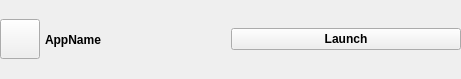
Qt form userapps.ui (Quill-OS/quill) before a commit.
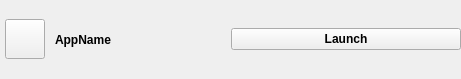
The same form after that commit. Icons and pictures are not drawn.

Commit message: GUI user applications: small fixes

Patch:
```diff
--- a/userapps.ui
+++ b/userapps.ui
@@ -138,6 +138,14 @@
    <item row="1" column="0">
     <layout class="QHBoxLayout" name="horizontalLayout">
      <item>
+      <layout class="QGridLayout" name="gridLayout">
+       <property name="leftMargin">
+        <number>5</number>
+       </property>
+       <property name="rightMargin">
+        <number>5</number>
+       </property>
+       <item row="0" column="0">
       <widget class="QPushButton" name="iconBtn">
        <property name="sizePolicy">
         <sizepolicy hsizetype="Fixed" vsizetype="Fixed">
@@ -155,6 +163,8 @@
         <string notr="true"/>
        </property>
       </widget>
+       </item>
+      </layout>
      </item>
      <item>
       <spacer name="horizontalSpacer_2">
```
Lines whose indentation alone changed are shown as unchanged. The commit also changes 3 other files.
